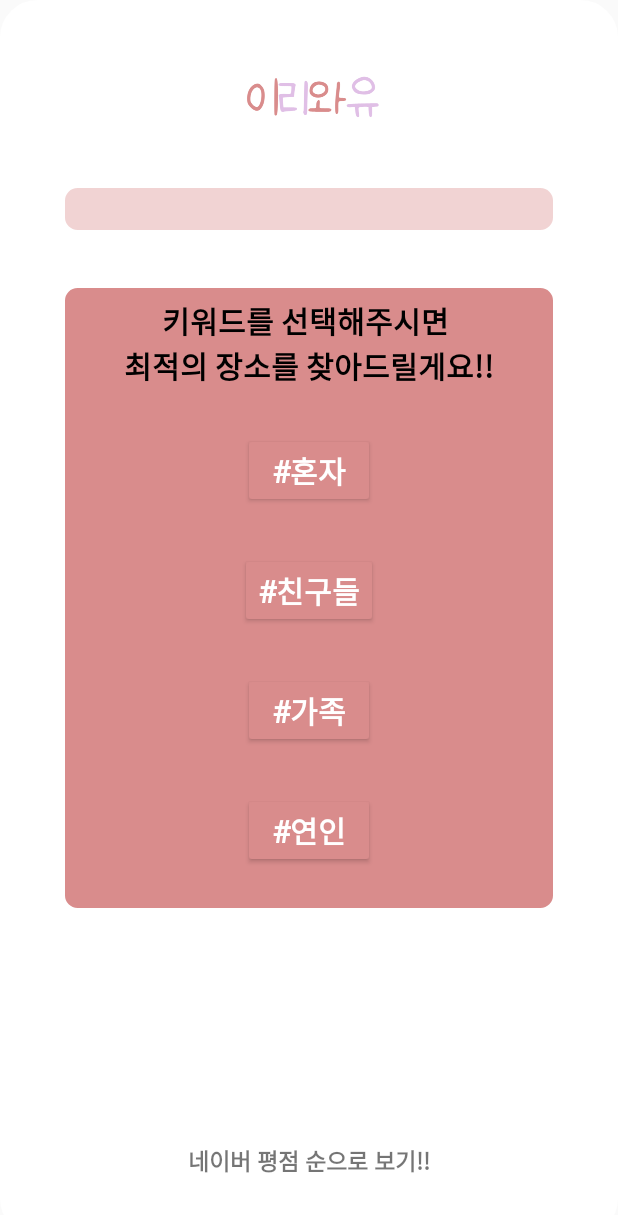
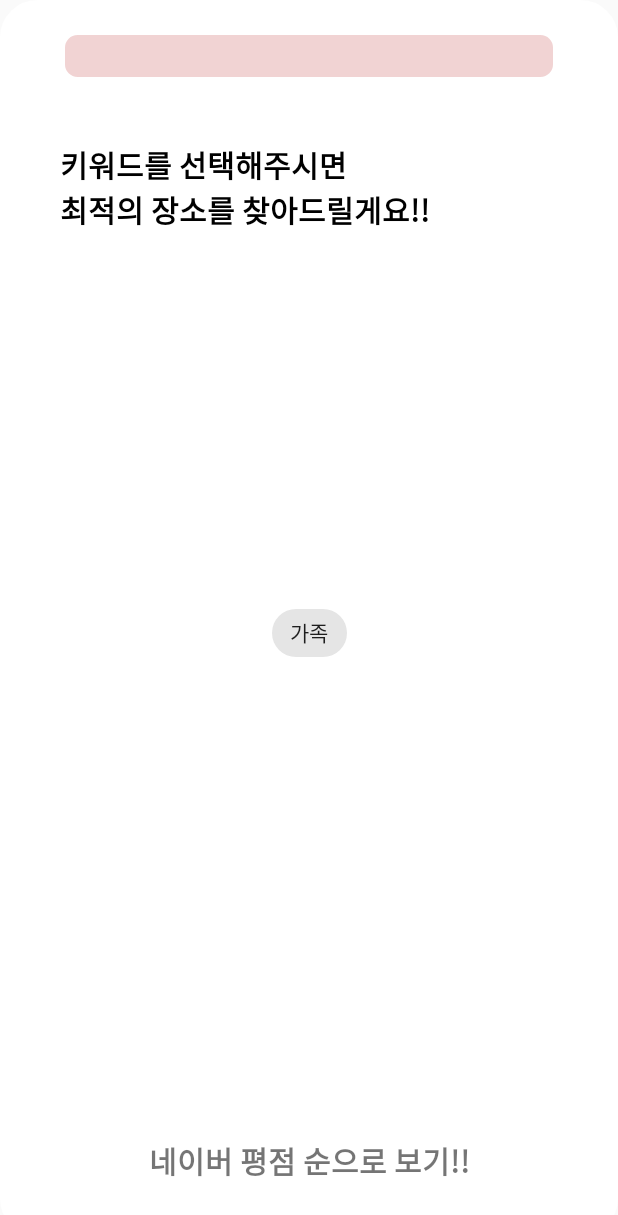
Before and after one commit to kwongustj/project_comehere, an Android app: the KeywordActivity screen opened directly, with no data from a screen before it, on a phone screen of 412 x 824 dp. Shown: the top 1215 px of the screen. Run offline under Robolectric (Android 15) with nearby library versions, the phone set to English and light mode, and no system bars; our stand-ins replace Firebase (no records; nobody signed in at launch, a user with empty details on screens opened directly); 7 statements that could not run were skipped.

Commit message:
Add: " 키워드를 버튼 대신 chip으로 변경"

```diff
--- a/Silbi_android/app/build.gradle
+++ b/Silbi_android/app/build.gradle
@@ -46,6 +46,10 @@ dependencies {
     implementation 'com.google.firebase:firebase-auth-ktx:21.0.1'
     implementation 'com.google.firebase:firebase-database-ktx:20.0.2'
     //  testImplementation 'junit:junit:4.+'
+    //noinspection GradleCompatible
+    implementation 'com.google.android.material:material:1.2.0-alpha06'
+    //noinspection GradleCompatible
+    implementation 'com.android.support:design:28.0.0'
     androidTestImplementation 'androidx.test.ext:junit:1.1.3'
     androidTestImplementation 'androidx.test.espresso:espresso-core:3.4.0'
     implementation "androidx.core:core-ktx:1.7.0"
--- a/Silbi_android/app/src/main/java/com/example/silbi_android/KeywordActivity.kt
+++ b/Silbi_android/app/src/main/java/com/example/silbi_android/KeywordActivity.kt
@@ -10,10 +10,7 @@ import com.example.myapplication.rate
 import com.google.android.material.bottomsheet.BottomSheetDialog
 import com.google.firebase.database.*
 import kotlinx.android.synthetic.main.activity_keyword.*
-import android.view.View
-import android.widget.Button
-import android.widget.ProgressBar
-import android.widget.TextView
+import com.google.android.material.chip.Chip
 import com.google.gson.Gson
 import com.google.gson.JsonObject
 import retrofit2.Call
@@ -28,21 +25,22 @@ class KeywordActivity: AppCompatActivity() {
     var array = Array<String>(10,{""})
 
     var RateList = arrayListOf<rate>()
-    private val Button: AppCompatButton by lazy {
-        findViewById<AppCompatButton>(R.id.btn1)
-    }
 
-    private val Button1: AppCompatButton by lazy {
-        findViewById<AppCompatButton>(R.id.btn2)
+
+    private val chip: Chip by lazy {
+        findViewById<Chip>(R.id.chip)
     }
 
     lateinit var mRetrofit :Retrofit
     lateinit var mRetrofitAPI: RetrofitAPI
     lateinit var mCallTodoList : Call<JsonObject>
 
+
     override fun onCreate(savedInstanceState: Bundle?) {
         super.onCreate(savedInstanceState)
         setContentView(R.layout.activity_keyword)
+
+
         val database: FirebaseDatabase =
             FirebaseDatabase.getInstance("https://silbi-7becf-default-rtdb.asia-southeast1.firebasedatabase.app/")
         val myRef: DatabaseReference = database.getReference("점포")
@@ -56,9 +54,6 @@ class KeywordActivity: AppCompatActivity() {
 
         buildingName.setText(intent.getStringExtra("building"))
 
-        Button.setOnClickListener {
-            startActivity(Intent(this, Keyword2Activity::class.java))
-        }
 
         setRetrofit()
         callTodoList()
--- a/Silbi_android/app/src/main/res/layout/activity_keyword.xml
+++ b/Silbi_android/app/src/main/res/layout/activity_keyword.xml
@@ -1,5 +1,6 @@
 <?xml version="1.0" encoding="utf-8"?>
-<androidx.coordinatorlayout.widget.CoordinatorLayout xmlns:android="http://schemas.android.com/apk/res/android"
+<androidx.coordinatorlayout.widget.CoordinatorLayout
+xmlns:android="http://schemas.android.com/apk/res/android"
     xmlns:tools="http://schemas.android.com/tools"
     android:layout_width="match_parent"
     android:layout_height="match_parent"
@@ -11,28 +12,19 @@
         android:layout_width="match_parent"
         android:layout_height="match_parent"
         android:background="@drawable/rounded"
-        android:paddingTop="40dp"
+        android:paddingTop="20dp"
         android:paddingLeft="40dp"
         android:paddingRight="40dp"
         tools:layout_editor_absoluteX="-17dp"
         tools:layout_editor_absoluteY="-17dp">
 
-        <ImageView
-            android:id="@+id/logo"
-            android:layout_width="200dp"
-            android:layout_height="50dp"
-            android:src="@drawable/come"
-            app:layout_constraintEnd_toEndOf="parent"
-            app:layout_constraintStart_toStartOf="parent"
-            app:layout_constraintTop_toTopOf="parent" />
 
         <androidx.constraintlayout.widget.ConstraintLayout
             android:id="@+id/FirstFragment"
             android:layout_width="match_parent"
             android:layout_height="wrap_content"
-            android:layout_marginTop="32dp"
             android:background="@drawable/rounded_inside"
-            app:layout_constraintTop_toBottomOf="@id/logo"
+            app:layout_constraintTop_toTopOf="parent"
             tools:layout_editor_absoluteX="16dp">
 
             <TextView
@@ -50,15 +42,6 @@
 
         </androidx.constraintlayout.widget.ConstraintLayout>
 
-        <androidx.constraintlayout.widget.ConstraintLayout
-            android:id="@+id/SecondFragment"
-            android:layout_width="match_parent"
-            android:layout_height="wrap_content"
-            android:layout_marginTop="32dp"
-            android:background="@drawable/keyword"
-            app:layout_constraintTop_toBottomOf="@id/FirstFragment"
-            tools:layout_editor_absoluteX="16dp">
-
         <TextView
             android:paddingTop="10dp"
             android:id="@+id/explain"
@@ -68,79 +51,22 @@
             android:text="키워드를 선택해주시면 \n최적의 장소를 찾아드릴게요!!"
             android:textSize="20dp"
             android:textStyle="bold"
-                android:gravity="center"
             android:textColor="@color/black"
-                app:layout_constraintBottom_toTopOf="@id/btn1"
-                app:layout_constraintEnd_toEndOf="parent"
+            android:layout_marginTop="30dp"
+            app:layout_constraintTop_toBottomOf="@id/FirstFragment"
             app:layout_constraintStart_toStartOf="parent" />
 
-            <androidx.appcompat.widget.AppCompatButton
-                android:id="@+id/btn1"
+
+        <com.google.android.material.chip.Chip
+            android:id="@+id/chip"
             android:layout_width="wrap_content"
             android:layout_height="wrap_content"
-                android:layout_marginTop="30dp"
-                android:backgroundTint="@color/button"
-                android:fontFamily="@font/nanoom"
-                android:text="#혼자"
-                android:textColor="@color/white"
-                android:textSize="20dp"
-                android:textStyle="bold"
-                app:layout_constraintEnd_toEndOf="parent"
-                app:layout_constraintStart_toStartOf="parent"
-                app:layout_constraintTop_toBottomOf="@id/explain" />
-
-            <androidx.appcompat.widget.AppCompatButton
-                android:id="@+id/btn2"
-                android:layout_width="wrap_content"
-                android:layout_height="wrap_content"
-                android:layout_marginTop="30dp"
-                android:backgroundTint="@color/button"
-                android:fontFamily="@font/nanoom"
-                android:text="@string/친구들"
-                android:textColor="@color/white"
-                android:textSize="20dp"
-                android:textStyle="bold"
-                app:layout_constraintBottom_toTopOf="@id/btn3"
-                app:layout_constraintEnd_toEndOf="parent"
-                app:layout_constraintStart_toStartOf="parent"
-                app:layout_constraintTop_toBottomOf="@id/btn1" />
-
-            <androidx.appcompat.widget.AppCompatButton
-                android:id="@+id/btn3"
-                android:layout_width="wrap_content"
-                android:layout_height="wrap_content"
-                android:layout_marginTop="30dp"
-                android:backgroundTint="@color/button"
-                android:fontFamily="@font/nanoom"
-                android:text="@string/가족"
-                android:textColor="@color/white"
-                android:textSize="20dp"
-                android:textStyle="bold"
-                app:layout_constraintBottom_toTopOf="@id/btn4"
-                app:layout_constraintEnd_toEndOf="parent"
-                app:layout_constraintStart_toStartOf="parent"
-                app:layout_constraintTop_toBottomOf="@id/btn2"
-                tools:ignore="HardcodedText" />
-
-            <androidx.appcompat.widget.AppCompatButton
-                android:id="@+id/btn4"
-                android:layout_width="wrap_content"
-                android:layout_height="wrap_content"
-                android:layout_marginTop="30dp"
-                android:layout_marginBottom="30dp"
-                android:backgroundTint="@color/button"
-                android:fontFamily="@font/nanoom"
-                android:text="#연인"
-                android:textColor="@color/white"
-                android:textSize="20dp"
-                android:textStyle="bold"
+            android:text="가족"
+            android:theme="@style/Theme.MaterialComponents.Light"
             app:layout_constraintBottom_toBottomOf="parent"
             app:layout_constraintEnd_toEndOf="parent"
             app:layout_constraintStart_toStartOf="parent"
-                app:layout_constraintTop_toBottomOf="@id/btn3" />
-
-        </androidx.constraintlayout.widget.ConstraintLayout>
-
+            app:layout_constraintTop_toTopOf="parent" />
 
     </androidx.constraintlayout.widget.ConstraintLayout>
 
--- a/Silbi_android/app/src/main/res/layout/bottom_sheet_layout.xml
+++ b/Silbi_android/app/src/main/res/layout/bottom_sheet_layout.xml
@@ -4,42 +4,56 @@
     android:id="@+id/bottomSheetDashBoardLayout"
     android:layout_width="match_parent"
     android:layout_height="match_parent"
-    app:behavior_peekHeight = "100dp"
+    app:behavior_peekHeight="100dp"
     app:layout_behavior="com.google.android.material.bottomsheet.BottomSheetBehavior">
 
     <TextView
         android:id="@+id/bottomsheetTitle"
         android:layout_width="0dp"
         android:layout_height="100dp"
+        android:fontFamily="@font/nanoom"
+        android:gravity="center"
         android:text="네이버 평점 순으로 보기!!"
+        android:textSize="20sp"
         android:textStyle="bold"
-        android:gravity="center"
-        android:textSize="15sp"
+        app:layout_constraintEnd_toEndOf="parent"
         app:layout_constraintStart_toStartOf="parent"
-        app:layout_constraintEnd_toEndOf="parent"
         app:layout_constraintTop_toTopOf="parent" />
 
     <androidx.constraintlayout.widget.ConstraintLayout
-        app:layout_constraintTop_toBottomOf="@+id/bottomsheetTitle"
+        android:layout_width="0dp"
+        android:layout_height="0dp"
+        android:background="@drawable/bottom_sheet_background"
+        android:scrollbars="vertical"
+        app:layout_constraintBottom_toBottomOf="parent"
+        app:layout_constraintEnd_toEndOf="parent"
         app:layout_constraintStart_toStartOf="parent"
-        app:layout_constraintEnd_toEndOf="parent"
-        android:background="@drawable/bottom_sheet_background"
-        app:layout_constraintBottom_toBottomOf="parent"
-        android:layout_width="0dp"
-        android:paddingTop="20dp"
-        android:scrollbars="vertical"
-        android:layout_height="0dp" >
+        app:layout_constraintTop_toBottomOf="@+id/bottomsheetTitle">
+
+        <TextView
+            android:id="@+id/explain"
+            android:layout_width="0dp"
+            android:layout_height="30dp"
+            android:fontFamily="@font/nanoom"
+            android:gravity="center"
+            android:text="가장 리뷰가 많고 리뷰가 좋은 곳들이에요!!"
+            android:textSize="20sp"
+            android:textStyle="bold"
+            app:layout_constraintBottom_toTopOf="@id/listView"
+            app:layout_constraintEnd_toEndOf="parent"
+            app:layout_constraintStart_toStartOf="parent"
+            app:layout_constraintTop_toTopOf="parent" />
 
         <ListView
             android:id="@+id/listView"
             android:layout_width="match_parent"
-            android:layout_height="match_parent"
+            android:layout_height="550dp"
             android:layout_marginStart="1dp"
             android:layout_marginBottom="1dp"
             app:layout_constraintBottom_toBottomOf="parent"
             app:layout_constraintEnd_toEndOf="parent"
             app:layout_constraintStart_toStartOf="parent"
-            app:layout_constraintTop_toTopOf="parent" />
+            app:layout_constraintTop_toBottomOf="@id/explain" />
 
     </androidx.constraintlayout.widget.ConstraintLayout>
 
--- a/Silbi_android/app/src/main/res/values-night/themes.xml
+++ b/Silbi_android/app/src/main/res/values-night/themes.xml
@@ -14,4 +14,5 @@
         <!-- Customize your theme here. -->
     </style>
     <style name="Theme.Silbi_android.noactionbar" parent="Theme.MaterialComponents.DayNight.NoActionBar"/>
+    <style name="AppTheme" parent="Theme.MaterialComponents.Light.NoActionBar"/>
 </resources>
--- a/Silbi_android/app/src/main/res/values/themes.xml
+++ b/Silbi_android/app/src/main/res/values/themes.xml
@@ -1,6 +1,6 @@
 <resources xmlns:tools="http://schemas.android.com/tools">
     <!-- Base application theme. -->
-    <style name="Theme.Silbi_android" parent="Theme.MaterialComponents.DayNight.DarkActionBar">
+    <style name="Theme.Silbi_android" parent="Theme.MaterialComponents.Light.NoActionBar">
         <!-- Primary brand color. -->
         <item name="colorPrimary">@color/purple_500</item>
         <item name="colorPrimaryVariant">@color/purple_700</item>
```
Lines whose indentation alone changed are shown as unchanged.
